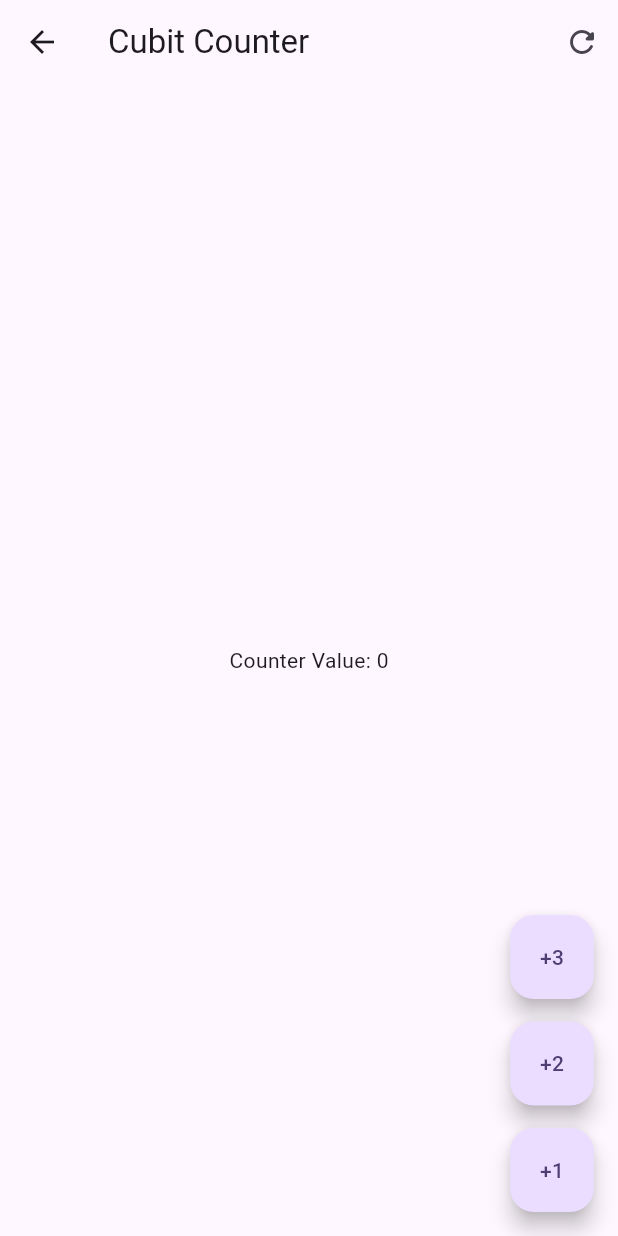
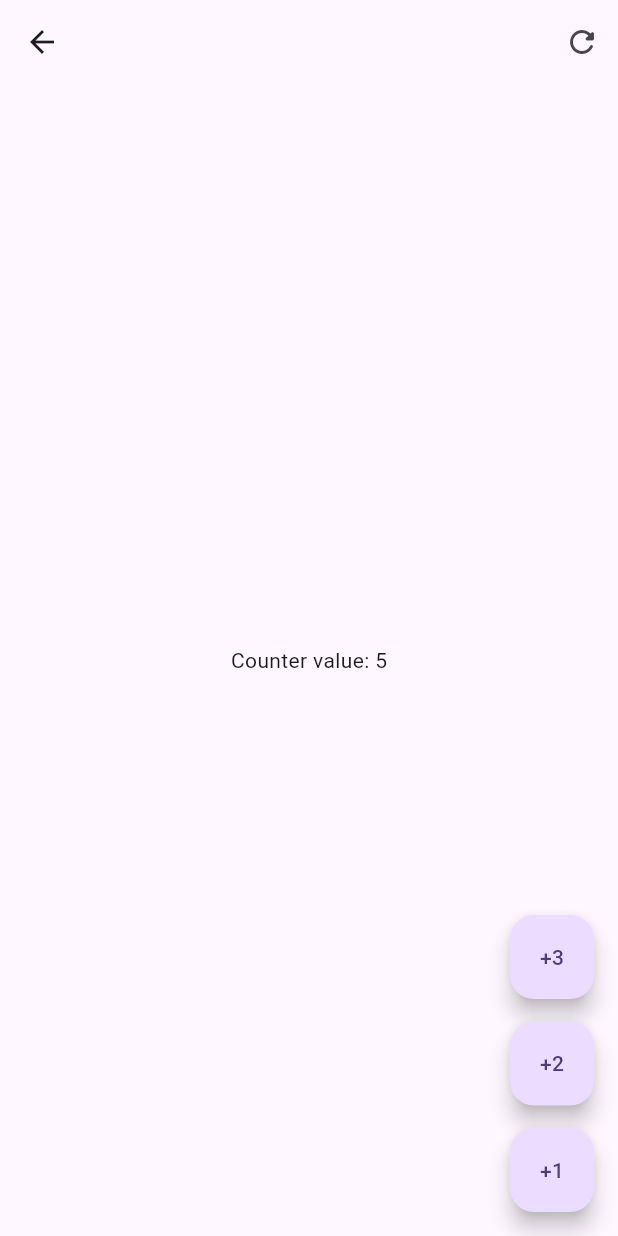
Before and after one commit to juanmarsilva/form_app, a Flutter app: the screen it shows after launch, after a tap on "Cubits", on a phone screen of 412 x 824 dp. Run offline on Flutter 3.47's test engine with Material 3 defaults, Android fonts, the phone set to English and light mode, and no system bars; our stand-ins replace flutter_bloc, go_router.

Commit message:
md implement cubit state on cubit counter screen

```diff
--- a/lib/presentation/screens/cubit_counter_screen.dart
+++ b/lib/presentation/screens/cubit_counter_screen.dart
@@ -1,31 +1,62 @@
 import 'package:flutter/material.dart';
+import 'package:flutter_bloc/flutter_bloc.dart';
+import 'package:form_app/presentation/blocs/counter_cubit/counter_cubit.dart';
 
 class CubitCounterScreen extends StatelessWidget {
   const CubitCounterScreen({super.key});
 
   @override
   Widget build(BuildContext context) {
+    return BlocProvider(
+      create: (_) => CounterCubit(),
+      child: const _CubitCounterView(),
+    );
+  }
+}
+
+class _CubitCounterView extends StatelessWidget {
+  const _CubitCounterView();
+
+  @override
+  Widget build(BuildContext context) {
+
+    // final counterState = context.watch<CounterCubit>().state;
+
+    void increaseCounter(BuildContext context, [ int value = 1 ]) {
+        context.read<CounterCubit>().increaseCounterByValue(value);
+    }
+
+
     return Scaffold(
         appBar: AppBar(
-                title: const Text('Cubit Counter'),
+            // title: Text('Cubit Counter: ${ counterState.transactionCount }'),
+
             actions: [
                 IconButton(
-                        onPressed: () {},
+                    onPressed: () {
+                        context.read<CounterCubit>().resetCounter();
+                    },
                     icon: const Icon( Icons.refresh_rounded )
                 )
             ],
         ),
-            body: const Center(
-                child: Text('Counter Value: 0'),
+
+        body: Center(
+            child: BlocBuilder<CounterCubit, CounterState>(
+                buildWhen: (previous, current) => current.counter != previous.counter,
+                builder: (context, state) {
+                    return Text('Counter value: ${ state.counter }');
+                },
             ),
+        ),
+
         floatingActionButton: Column(
             mainAxisAlignment: MainAxisAlignment.end,
             children: [
-
                 FloatingActionButton(
                     heroTag: '1',
                     child: const Text('+3'),
-                        onPressed: () {}
+                    onPressed: () => increaseCounter(context, 3)
                 ),
 
                 const SizedBox(
@@ -35,7 +66,7 @@ class CubitCounterScreen extends StatelessWidget {
                 FloatingActionButton(
                     heroTag: '2',
                     child: const Text('+2'),
-                        onPressed: () {}
+                    onPressed: () => increaseCounter(context, 2)
                 ),
 
                 const SizedBox(
@@ -45,9 +76,8 @@ class CubitCounterScreen extends StatelessWidget {
                 FloatingActionButton(
                     heroTag: '3',
                     child: const Text('+1'),
-                        onPressed: () {}
+                    onPressed: () => increaseCounter(context, 1)
                 ),
-
             ],
         ),
         );
```
Lines whose indentation alone changed are shown as unchanged.
